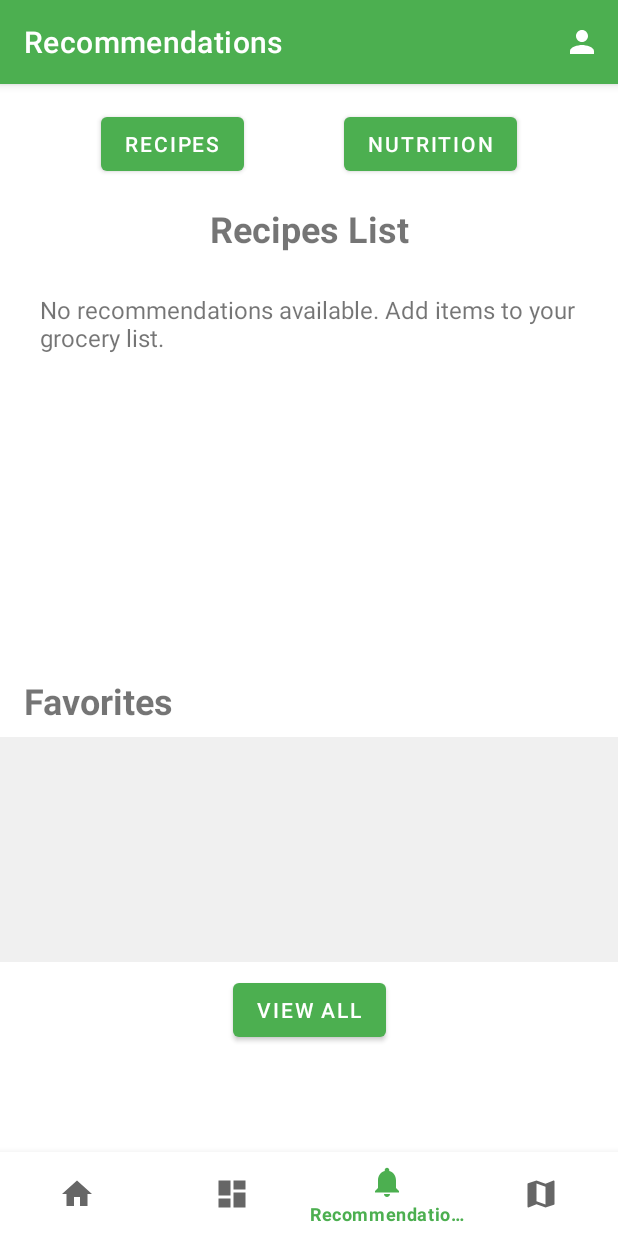
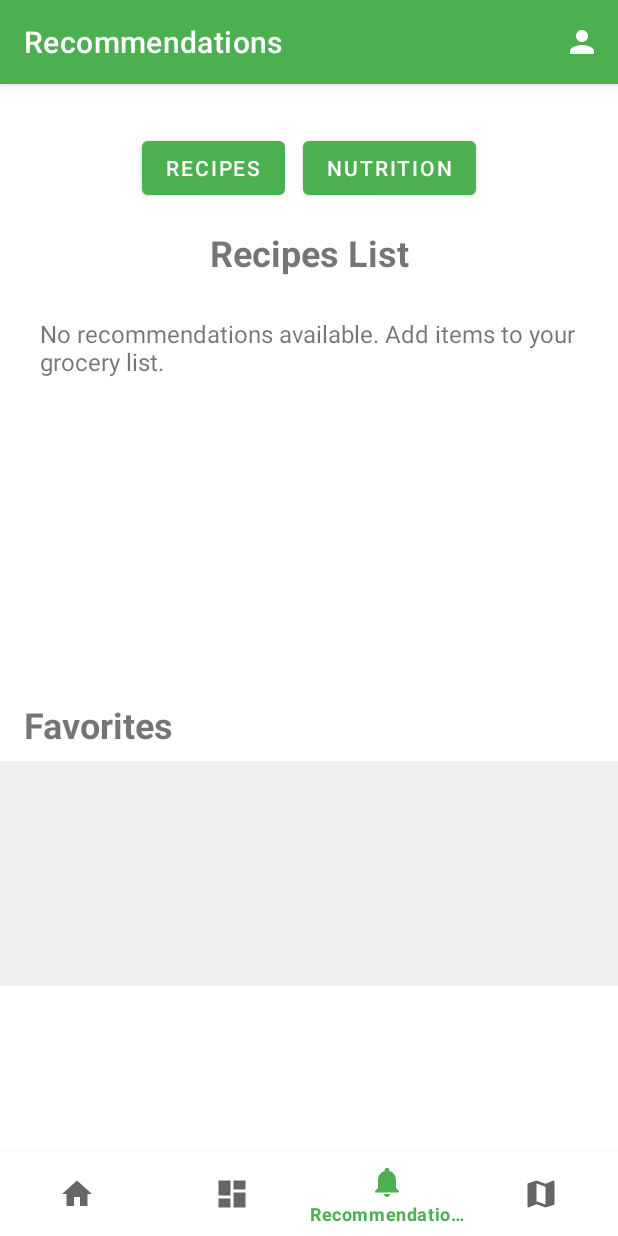
Before and after one commit to donglaiduan/GrocerEase, an Android app: the RecommendationsFragment screen opened through its navigation route, on a phone screen of 412 x 824 dp. Run offline under Robolectric (Android 15) with nearby library versions, the phone set to English and light mode, and no system bars; our stand-ins replace Firebase (no records; nobody signed in at launch, a user with empty details on screens opened directly), navigation-ui; pictures from the network do not load; Roboto replaces fonts that are not available here.

Commit message:
Fixed the buttons so they satisfy Abhi's desires and dreams

```diff
--- a/app/src/main/res/layout/fragment_recommendations.xml
+++ b/app/src/main/res/layout/fragment_recommendations.xml
@@ -8,28 +8,35 @@
     tools:context=".ui.recommendations.RecommendationsFragment">
 
     <!-- Recipes Button -->
+
+    <!-- Nutrition Button -->
+
+    <!-- Recipes Title -->
+
     <Button
         android:id="@+id/frRecipesButton"
         android:layout_width="wrap_content"
         android:layout_height="wrap_content"
-        android:layout_marginTop="16dp"
+        android:layout_marginTop="32dp"
         android:text="Recipes"
-        app:layout_constraintTop_toTopOf="parent"
+        app:layout_constraintEnd_toEndOf="parent"
+        app:layout_constraintHorizontal_bias="0.298"
         app:layout_constraintStart_toStartOf="parent"
-        app:layout_constraintEnd_toStartOf="@+id/frNutritionButton" />
+        app:layout_constraintTop_toTopOf="parent" />
 
-    <!-- Nutrition Button -->
     <Button
         android:id="@+id/frNutritionButton"
         android:layout_width="wrap_content"
         android:layout_height="wrap_content"
-        android:layout_marginTop="16dp"
+        android:layout_marginStart="12dp"
+        android:layout_marginTop="32dp"
+        android:layout_marginEnd="95dp"
         android:text="Nutrition"
-        app:layout_constraintTop_toTopOf="parent"
+        app:layout_constraintEnd_toEndOf="parent"
+        app:layout_constraintHorizontal_bias="0.0"
         app:layout_constraintStart_toEndOf="@+id/frRecipesButton"
-        app:layout_constraintEnd_toEndOf="parent" />
+        app:layout_constraintTop_toTopOf="parent" />
 
-    <!-- Recipes Title -->
     <TextView
         android:id="@+id/recipesTitle"
         android:layout_width="wrap_content"
@@ -95,14 +102,5 @@
     </ScrollView>
 
     <!-- View All Favorites Button -->
-    <Button
-        android:id="@+id/favViewAllButton"
-        android:layout_width="wrap_content"
-        android:layout_height="wrap_content"
-        android:layout_marginTop="8dp"
-        android:text="View All"
-        app:layout_constraintTop_toBottomOf="@+id/favoritesScrollView"
-        app:layout_constraintStart_toStartOf="parent"
-        app:layout_constraintEnd_toEndOf="parent" />
 
 </androidx.constraintlayout.widget.ConstraintLayout>
```
